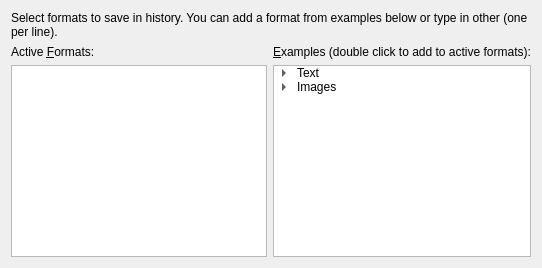
Above: plugins/itemdata/itemdatasettings.ui from hluk/CopyQ before the change. Below: the same form after it.
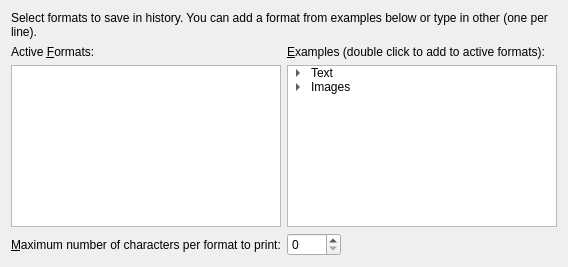
That is the form after the change.

Diff of the .ui file:
```diff
--- a/plugins/itemdata/itemdatasettings.ui
+++ b/plugins/itemdata/itemdatasettings.ui
@@ -2,6 +2,14 @@
 <ui version="4.0">
  <class>ItemDataSettings</class>
  <widget class="QWidget" name="ItemDataSettings">
+  <property name="geometry">
+   <rect>
+    <x>0</x>
+    <y>0</y>
+    <width>568</width>
+    <height>267</height>
+   </rect>
+  </property>
   <property name="windowTitle">
    <string>Form</string>
   </property>
@@ -159,6 +167,40 @@
      </item>
     </layout>
    </item>
+   <item>
+    <layout class="QHBoxLayout" name="horizontalLayout">
+     <item>
+      <widget class="QLabel" name="label">
+       <property name="text">
+        <string>&amp;Maximum number of characters per format to print:</string>
+       </property>
+       <property name="buddy">
+        <cstring>spinBoxMaxChars</cstring>
+       </property>
+      </widget>
+     </item>
+     <item>
+      <widget class="QSpinBox" name="spinBoxMaxChars">
+       <property name="maximum">
+        <number>4096</number>
+       </property>
+      </widget>
+     </item>
+     <item>
+      <spacer name="horizontalSpacer">
+       <property name="orientation">
+        <enum>Qt::Horizontal</enum>
+       </property>
+       <property name="sizeHint" stdset="0">
+        <size>
+         <width>40</width>
+         <height>20</height>
+        </size>
+       </property>
+      </spacer>
+     </item>
+    </layout>
+   </item>
   </layout>
  </widget>
  <resources/>
```
